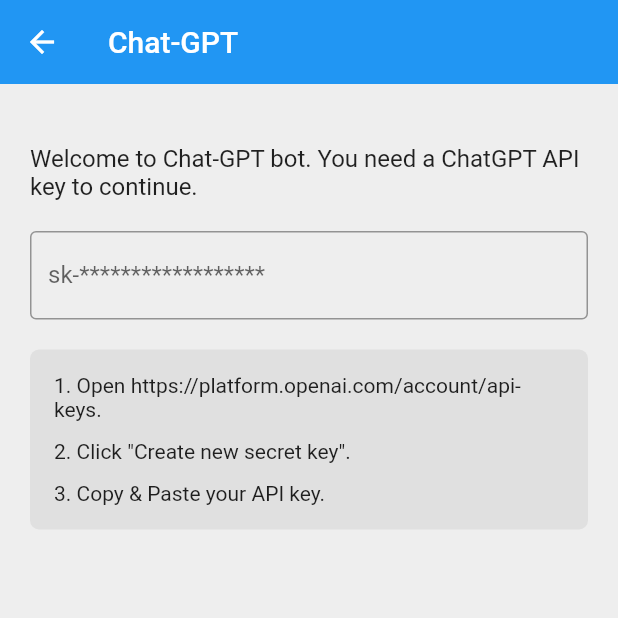
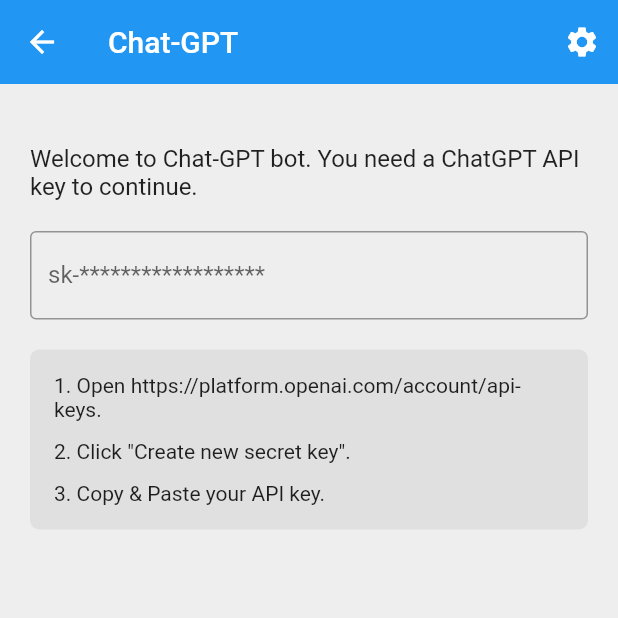
Before and after one commit to derekcoder/oneapp, a Flutter app: the screen it shows after launch, after a tap on "Chat-GPT", on a phone screen of 412 x 824 dp, the top half of it. Run offline on Flutter 3.47's test engine with Material 2 defaults, Android fonts, the light colour scheme and no system bars; our stand-ins replace shared_preferences.

Commit message:
Update UI

```diff
--- a/lib/main.dart
+++ b/lib/main.dart
@@ -38,6 +38,7 @@
       child: Builder(builder: (context) {
         return MaterialApp(
           title: 'OneTool',
+          debugShowCheckedModeBanner: false,
           theme: ThemeData(
             primarySwatch: Colors.blue,
             appBarTheme: const AppBarTheme(
--- a/lib/repositories/subapp_repository.dart
+++ b/lib/repositories/subapp_repository.dart
@@ -1,6 +1,5 @@
 import 'package:flutter/material.dart';
 import 'package:oneapp/models/chatgpt_subapp.dart';
-import 'package:oneapp/models/photo_editor_subapp.dart';
 import 'package:oneapp/models/subapp.dart';
 
 class SubappRepository extends ChangeNotifier {
@@ -17,10 +16,6 @@
         name: 'Chat-GPT',
         color: Colors.blueAccent,
       ),
-      PhotoEditorSubapp(
-        name: 'Photo Editor',
-        color: Colors.redAccent,
-      ),
     ]);
   }
 }
--- a/lib/subapps/chatgpt_page.dart
+++ b/lib/subapps/chatgpt_page.dart
@@ -31,6 +31,12 @@
         return Scaffold(
           appBar: AppBar(
             title: const Text('Chat-GPT'),
+            actions: [
+              IconButton(
+                onPressed: () {},
+                icon: const Icon(Icons.settings),
+              ),
+            ],
           ),
           body: viewModel.apiKey == null
               ? const _SetApiKeyView()
```
